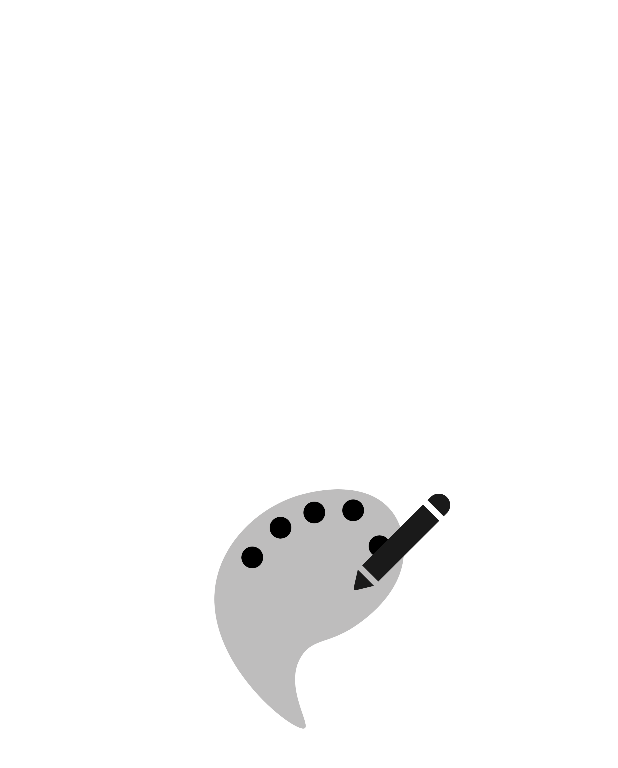
After one commit to abe2602/simple_paint, an Android app: the SplashActivity screen opened directly, with no data from a screen before it, on a phone screen of 412 x 824 dp. The commit adds this screen. Shown: the top 768 px of the screen. Run offline under Robolectric (Android 15) with nearby library versions, the phone set to English and light mode, and no system bars; 1 statement that could not run was skipped.

Commit message:
[main] Add Splash Screen

```diff
--- a/app/src/main/AndroidManifest.xml
+++ b/app/src/main/AndroidManifest.xml
@@ -2,8 +2,8 @@
 <manifest xmlns:android="http://schemas.android.com/apk/res/android"
     package="com.example.paint">
 
-    <uses-permission android:name="android.permission.READ_EXTERNAL_STORAGE"/>
-    <uses-permission android:name="android.permission.WRITE_EXTERNAL_STORAGE"/>
+    <uses-permission android:name="android.permission.READ_EXTERNAL_STORAGE" />
+    <uses-permission android:name="android.permission.WRITE_EXTERNAL_STORAGE" />
 
     <application
         android:allowBackup="true"
@@ -12,13 +12,14 @@
         android:roundIcon="@mipmap/ic_custom_rounded_launcher"
         android:supportsRtl="true"
         android:theme="@style/Theme.Paint">
-        <activity android:name=".MainActivity">
+        <activity android:name=".splash.SplashActivity"
+            android:theme="@style/Theme.NoActionBarPaint">
             <intent-filter>
                 <action android:name="android.intent.action.MAIN" />
-
                 <category android:name="android.intent.category.LAUNCHER" />
             </intent-filter>
         </activity>
+        <activity android:name=".MainActivity"/>
     </application>
 
 </manifest>
--- /dev/null
+++ b/app/src/main/java/com/example/paint/splash/SplashActivity.kt
@@ -0,0 +1,24 @@
+package com.example.paint.splash
+
+import android.content.Intent
+import androidx.appcompat.app.AppCompatActivity
+import android.os.Bundle
+import android.os.Handler
+import android.os.Looper
+import android.view.View
+import com.example.paint.MainActivity
+import com.example.paint.R
+
+class SplashActivity : AppCompatActivity() {
+    private val splashTimeOut:Long = 1000
+
+    override fun onCreate(savedInstanceState: Bundle?) {
+        super.onCreate(savedInstanceState)
+        setContentView(R.layout.activity_splash)
+
+        Handler(Looper.getMainLooper()).postDelayed({
+            startActivity(Intent(this, MainActivity::class.java))
+            finish()
+        }, splashTimeOut)
+    }
+}
--- /dev/null
+++ b/app/src/main/res/layout/activity_splash.xml
@@ -0,0 +1,20 @@
+<?xml version="1.0" encoding="utf-8"?>
+<androidx.constraintlayout.widget.ConstraintLayout
+    xmlns:android="http://schemas.android.com/apk/res/android"
+    xmlns:app="http://schemas.android.com/apk/res-auto"
+    xmlns:tools="http://schemas.android.com/tools"
+    android:layout_width="match_parent"
+    android:layout_height="match_parent"
+    android:backgroundTint="@color/white"
+    tools:context=".splash.SplashActivity">
+
+    <ImageView
+        android:layout_width="wrap_content"
+        android:layout_height="wrap_content"
+        android:src="@drawable/splash"
+        app:layout_constraintBottom_toBottomOf="parent"
+        app:layout_constraintEnd_toEndOf="parent"
+        app:layout_constraintStart_toStartOf="parent"
+        app:layout_constraintTop_toTopOf="parent" />
+
+</androidx.constraintlayout.widget.ConstraintLayout>
--- a/app/src/main/res/values/themes.xml
+++ b/app/src/main/res/values/themes.xml
@@ -13,4 +13,8 @@
         <item name="android:statusBarColor" tools:targetApi="l">?attr/colorPrimaryVariant</item>
         <!-- Customize your theme here. -->
     </style>
+
+    <style name="Theme.NoActionBarPaint" parent="Theme.MaterialComponents.DayNight.NoActionBar">
+        <item name="windowActionBar">false</item>
+    </style>
 </resources>
```
Also changed, not shown: app/src/main/res/drawable/splash.png (added).
